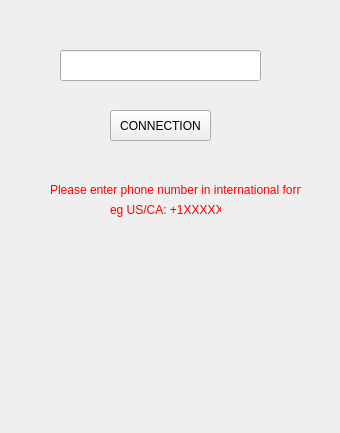
First picture: the form in gui/login.ui, repository jocosuccess/telegram-client, before the edit.
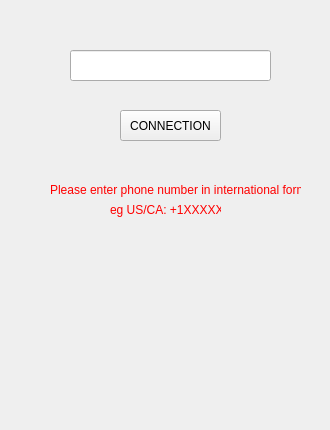
Second picture: the form after the edit.

The edit to the form file:
```diff
--- a/gui/login.ui
+++ b/gui/login.ui
@@ -6,8 +6,8 @@
    <rect>
     <x>0</x>
     <y>0</y>
-    <width>340</width>
-    <height>433</height>
+    <width>330</width>
+    <height>430</height>
    </rect>
   </property>
   <property name="windowTitle">
@@ -16,7 +16,7 @@
   <widget class="QLineEdit" name="phone_txt">
    <property name="geometry">
     <rect>
-     <x>60</x>
+     <x>70</x>
      <y>50</y>
      <width>201</width>
      <height>31</height>
@@ -43,7 +43,7 @@
   <widget class="QPushButton" name="connection_btn">
    <property name="geometry">
     <rect>
-     <x>110</x>
+     <x>120</x>
      <y>110</y>
      <width>101</width>
      <height>31</height>
```
